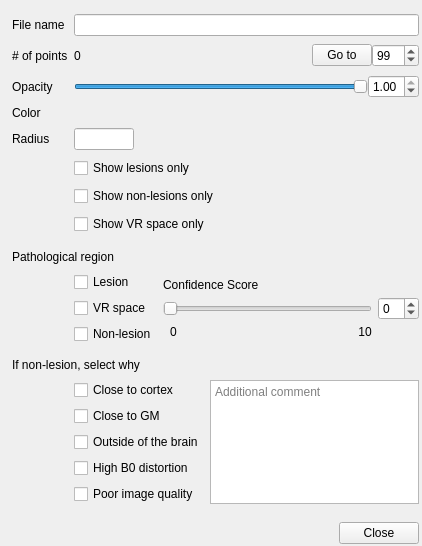
First picture: the form in freeview/ToolWindowLesionPopup.ui, repository freesurfer/freesurfer, before the edit.
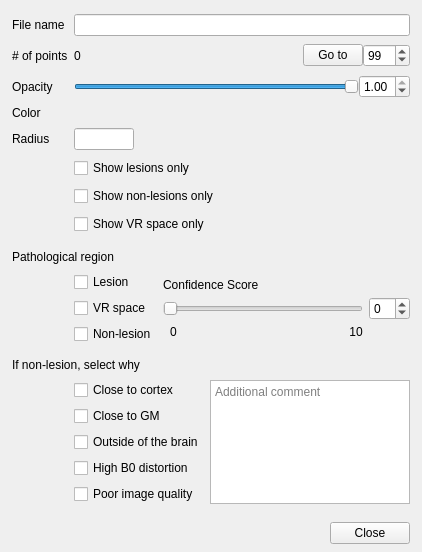
Second picture: the form after the edit. Custom widgets are drawn as their Qt base class.

Patch:
```diff
--- a/freeview/ToolWindowLesionPopup.ui
+++ b/freeview/ToolWindowLesionPopup.ui
@@ -7,7 +7,7 @@
     <x>0</x>
     <y>0</y>
     <width>422</width>
-    <height>541</height>
+    <height>547</height>
    </rect>
   </property>
   <property name="windowTitle">
@@ -18,10 +18,10 @@
     <number>12</number>
    </property>
    <property name="rightMargin">
-    <number>3</number>
+    <number>12</number>
    </property>
    <property name="bottomMargin">
-    <number>0</number>
+    <number>6</number>
    </property>
    <item>
     <layout class="QGridLayout" name="gridLayout" columnstretch="0,0">
```
